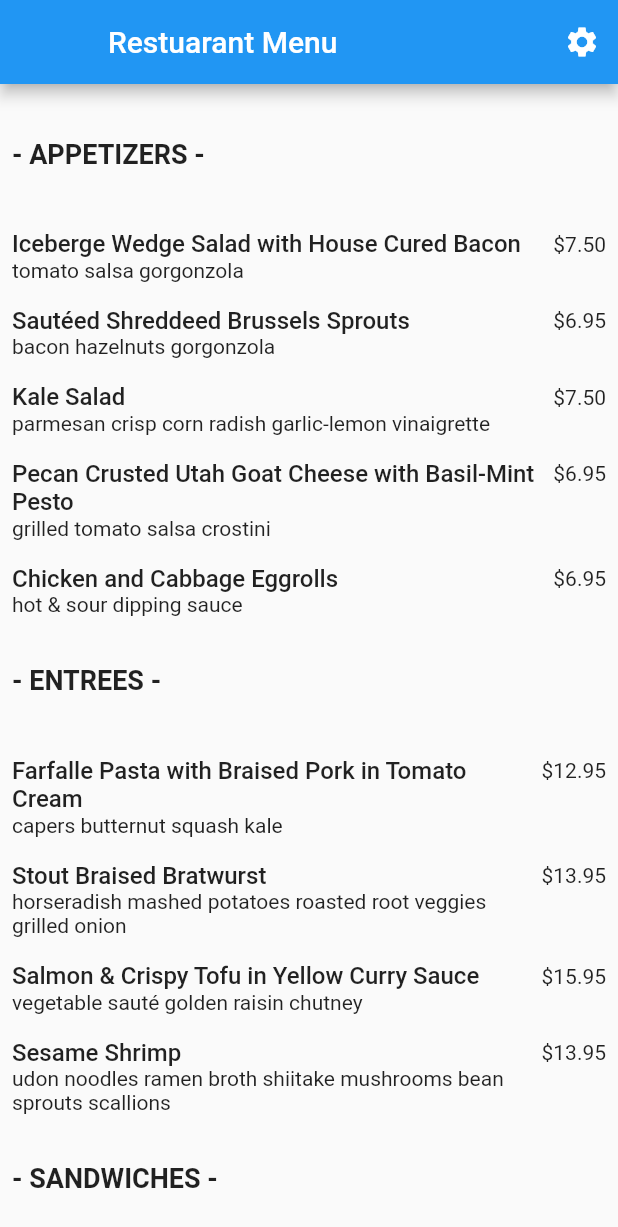
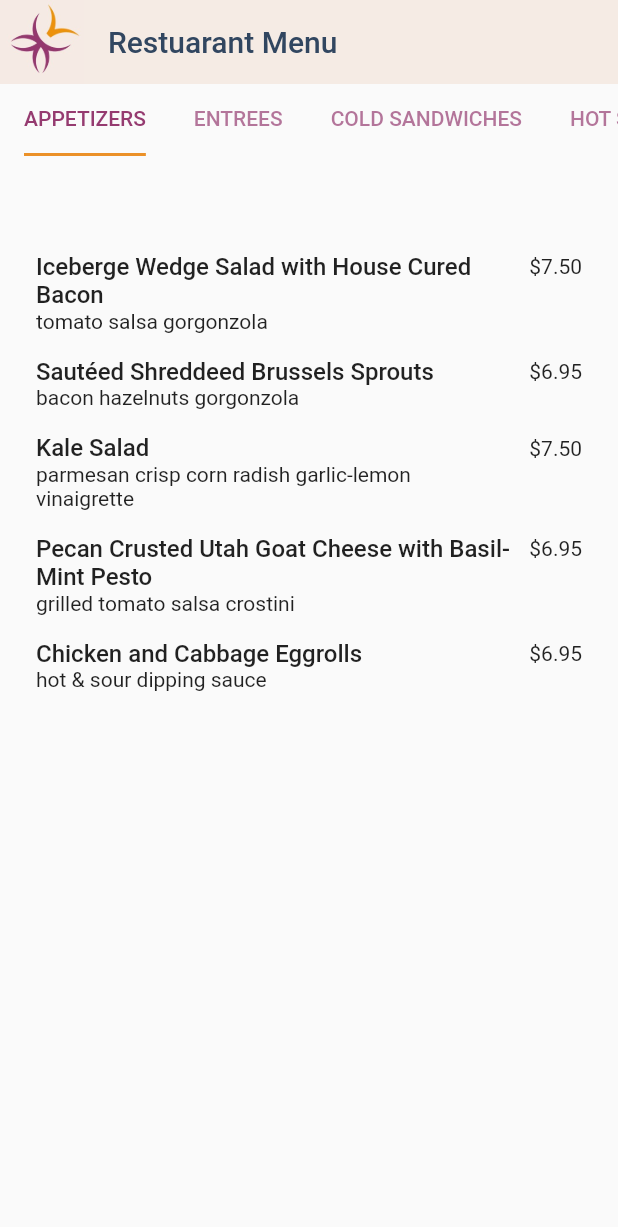
Before and after one commit to fcancio/restaurant-menu, a Flutter app: the screen it shows after launch, on a phone screen of 412 x 824 dp. Shown: the top 1227 px of the screen. Run offline on Flutter 3.47's test engine with Material 2 defaults, Android fonts, the phone set to English and light mode, and no system bars; generated files the repository leaves out were written again.

Commit message:
refactors single page menu to category tabs

```diff
--- a/lib/src/menu/menu_category.dart
+++ b/lib/src/menu/menu_category.dart
@@ -1,78 +1,17 @@
-import 'package:flutter/material.dart';
 import 'package:restaurant_menu/src/menu/menu_item.dart';
 
-class MenuCategory extends StatelessWidget {
-  final String? categoryName;
+class MenuCategory {
+  final String categoryName;
   final String? categoryDescription;
   final String? subCategoryName;
   final String? subCategoryDescription;
   final List<MenuItem> items;
 
   const MenuCategory({
-    super.key,
-    this.categoryName,
+    required this.categoryName,
     this.categoryDescription,
     this.subCategoryName,
     this.subCategoryDescription,
     required this.items,
   });
-
-  @override
-  Widget build(BuildContext context) {
-    return Padding(
-      padding: const EdgeInsets.symmetric(horizontal: 8.0, vertical: 16.0),
-      child: Column(
-        crossAxisAlignment: CrossAxisAlignment.start,
-        children: [
-          // CATEGORY TITLE
-          categoryName != null
-              ? Text(
-                  '- $categoryName -',
-                  style: const TextStyle(
-                    fontSize: 18,
-                    fontWeight: FontWeight.bold,
-                  ),
-                )
-              : const SizedBox(),
-
-          // CATEGORY DESCRIPTION
-          Padding(
-            padding: const EdgeInsets.only(top: 8.0, bottom: 16.0),
-            child: categoryDescription != null
-                ? Text(
-                    categoryDescription!,
-                  )
-                : Container(),
-          ),
-
-          // SUBCATEGORY TITLE
-          subCategoryName != null
-              ? Text(
-                  subCategoryName!,
-                  style: const TextStyle(
-                    fontSize: 18,
-                    fontWeight: FontWeight.bold,
-                  ),
-                )
-              : const SizedBox(),
-
-          // SUBCATEGORY DESCRIPTION
-          subCategoryDescription != null
-              ? Padding(
-                  padding: const EdgeInsets.symmetric(vertical: 8.0),
-                  child: Text(
-                    subCategoryDescription!,
-                    style: const TextStyle(fontStyle: FontStyle.italic),
-                  ),
-                )
-              : const SizedBox(),
-
-          // MENU ITEMS
-          Column(
-            children: items.map((item) => MenuItemWidget(item: item)).toList(),
-          ),
-        ],
-      ),
-    );
-  }
 }
--- /dev/null
+++ b/lib/src/menu/menu_category_page.dart
@@ -0,0 +1,44 @@
+import 'package:flutter/material.dart';
+import 'package:restaurant_menu/src/menu/menu_category.dart';
+import 'package:restaurant_menu/src/menu/menu_item.dart';
+
+/// Each page holds the menu items of the corresponding category
+class MenuCategoryPage extends StatelessWidget {
+  final MenuCategory category;
+
+  const MenuCategoryPage({
+    super.key,
+    required this.category,
+  });
+
+  @override
+  Widget build(BuildContext context) {
+    return Padding(
+      padding: const EdgeInsets.all(24.0),
+      child: Column(
+        crossAxisAlignment: CrossAxisAlignment.start,
+        children: [
+          category.categoryDescription != null
+              ? Text(category.categoryDescription!)
+              : Container(),
+          const SizedBox(
+            height: 8.0,
+          ),
+          category.subCategoryDescription != null
+              ? Text(category.subCategoryDescription!)
+              : Container(),
+          const SizedBox(
+            height: 16,
+          ),
+          Expanded(
+            child: ListView(
+              children: category.items.map((item) {
+                return MenuItemWidget(item: item);
+              }).toList(),
+            ),
+          ),
+        ],
+      ),
+    );
+  }
+}
--- a/lib/src/menu/menu_page.dart
+++ b/lib/src/menu/menu_page.dart
@@ -1,9 +1,9 @@
 import 'package:flutter/material.dart';
+import 'package:restaurant_menu/src/menu/menu_category_page.dart';
 import 'package:restaurant_menu/src/menu/menu_item.dart';
-
-import 'package:restaurant_menu/src/settings/settings_view.dart';
 import 'package:restaurant_menu/src/menu/menu_category.dart';
 
+/// Main landing page, displays AppBar, Navigation tabs, and listed menu items
 class MenuPage extends StatelessWidget {
   const MenuPage({
     super.key,
@@ -13,27 +13,8 @@ class MenuPage extends StatelessWidget {
 
   @override
   Widget build(BuildContext context) {
-    return Scaffold(
-      appBar: AppBar(
-        title: const Text('Restuarant Menu'),
-        leading: const SizedBox(),
-        actions: [
-          IconButton(
-            icon: const Icon(Icons.settings),
-            onPressed: () {
-              // Navigate to the settings page. If the user leaves and returns
-              // to the app after it has been killed while running in the
-              // background, the navigation stack is restored.
-              Navigator.restorablePushNamed(context, SettingsView.routeName);
-            },
-          ),
-        ],
-      ),
-      body: Padding(
-        padding: const EdgeInsets.symmetric(vertical: 20.0),
-        child: SingleChildScrollView(
-          child: Column(
-            children: [
+    // ALL MENU CATEGORIES AND ITEMS
+    final List<MenuCategory> menuCategories = [
       // APPETIZERS
       MenuCategory(
         categoryName: 'APPETIZERS',
@@ -50,13 +31,11 @@ class MenuPage extends StatelessWidget {
           ),
           MenuItem(
             name: 'Kale Salad',
-                    description:
-                        'parmesan crisp corn radish garlic-lemon vinaigrette',
+            description: 'parmesan crisp corn radish garlic-lemon vinaigrette',
             price: 7.50,
           ),
           MenuItem(
-                    name:
-                        'Pecan Crusted Utah Goat Cheese with Basil-Mint Pesto',
+            name: 'Pecan Crusted Utah Goat Cheese with Basil-Mint Pesto',
             description: 'grilled tomato salsa crostini',
             price: 6.95,
           ),
@@ -97,12 +76,11 @@ class MenuPage extends StatelessWidget {
         ],
       ),
 
-              // SANDWICHES
+      // COLD SANDWICHES
       MenuCategory(
-                categoryName: 'SANDWICHES',
+        categoryName: 'COLD SANDWICHES',
         categoryDescription:
             'Served with choice of house pasta salad, green salad, or fresh fruit. For an additional ${'1.50'}, you can “upgrade” (by substituting) to ½ pasta salad of the day, French onion soup or soup of the day.',
-                subCategoryName: 'COLD',
         subCategoryDescription:
             'Choice of sourdough, whole wheat, or rye bread',
         items: [
@@ -126,10 +104,13 @@ class MenuPage extends StatelessWidget {
           ),
         ],
       ),
+
+      // HOT SANDWICHES
       MenuCategory(
-                subCategoryName: 'HOT',
-                subCategoryDescription:
-                    'Choice of whole wheat or cheese & onion bun',
+        categoryName: 'HOT SANDWICHES',
+        categoryDescription:
+            'Served with choice of house pasta salad, green salad, or fresh fruit. For an additional ${'1.50'}, you can “upgrade” (by substituting) to ½ pasta salad of the day, French onion soup or soup of the day.',
+        subCategoryDescription: 'Choice of whole wheat or cheese & onion bun',
         items: [
           MenuItem(
             name:
@@ -142,8 +123,7 @@ class MenuPage extends StatelessWidget {
             price: 9.50,
           ),
           MenuItem(
-                    name:
-                        'Chipotle BBQ Pork Sandwich with Pickled Jalapeño Slaw',
+            name: 'Chipotle BBQ Pork Sandwich with Pickled Jalapeño Slaw',
             price: 9.50,
           ),
           MenuItem(
@@ -181,11 +161,6 @@ class MenuPage extends StatelessWidget {
             name: 'French Onion or Soup of the Day',
             price: 4.95,
           ),
-                ],
-              ),
-              MenuCategory(
-                subCategoryName: 'French Onion or Soup of the Day Combos',
-                items: [
           MenuItem(
             name: 'with small green salad, fresh fruit or house pasta',
             price: 7.25,
@@ -215,8 +190,7 @@ class MenuPage extends StatelessWidget {
                 'Carne Asada (marinated sirloin) with Guacamole, Tomatillo Salsa',
           ),
           MenuItem(
-                    name:
-                        'Citrus Marinated Chicken with Guacamole, Tomatillo Salsa',
+            name: 'Citrus Marinated Chicken with Guacamole, Tomatillo Salsa',
           ),
           MenuItem(
             name:
@@ -294,8 +268,53 @@ class MenuPage extends StatelessWidget {
           ),
         ],
       )
+    ];
+
+    return DefaultTabController(
+      length: menuCategories.length,
+      child: Scaffold(
+        appBar: AppBar(
+          title: const Text(
+            'Restuarant Menu',
+            style: TextStyle(
+              color: Color.fromRGBO(49, 70, 96, 1),
+            ),
+          ),
+          leading: Image.asset('assets/images/ourself_logo.jpeg'),
+          elevation: 0,
+          backgroundColor: const Color.fromARGB(255, 245, 235, 228),
+
+          // SETTINGS DISABLED UNTIL THEME DATA IS COMPLETE
+          // actions: [
+          //   IconButton(
+          //     icon: const Icon(Icons.settings),
+          //     onPressed: () {
+          //       // Navigate to the settings page. If the user leaves and returns
+          //       // to the app after it has been killed while running in the
+          //       // background, the navigation stack is restored.
+          //       Navigator.restorablePushNamed(context, SettingsView.routeName);
+          //     },
+          //   ),
+          // ],
+        ),
+        body: Column(
+          children: [
+            TabBar(
+                isScrollable: true,
+                labelColor: const Color.fromRGBO(149, 59, 112, 1),
+                indicatorColor: const Color.fromRGBO(235, 145, 40, 100),
+                indicatorSize: TabBarIndicatorSize.label,
+                tabs: menuCategories
+                    .map((category) => Tab(text: category.categoryName))
+                    .toList()),
+
+            Expanded(
+              child: TabBarView(
+                  children: menuCategories
+                      .map((category) => MenuCategoryPage(category: category))
+                      .toList()),
+            )
           ],
-          ),
         ),
       ),
     );
```
Lines whose indentation alone changed are shown as unchanged.
